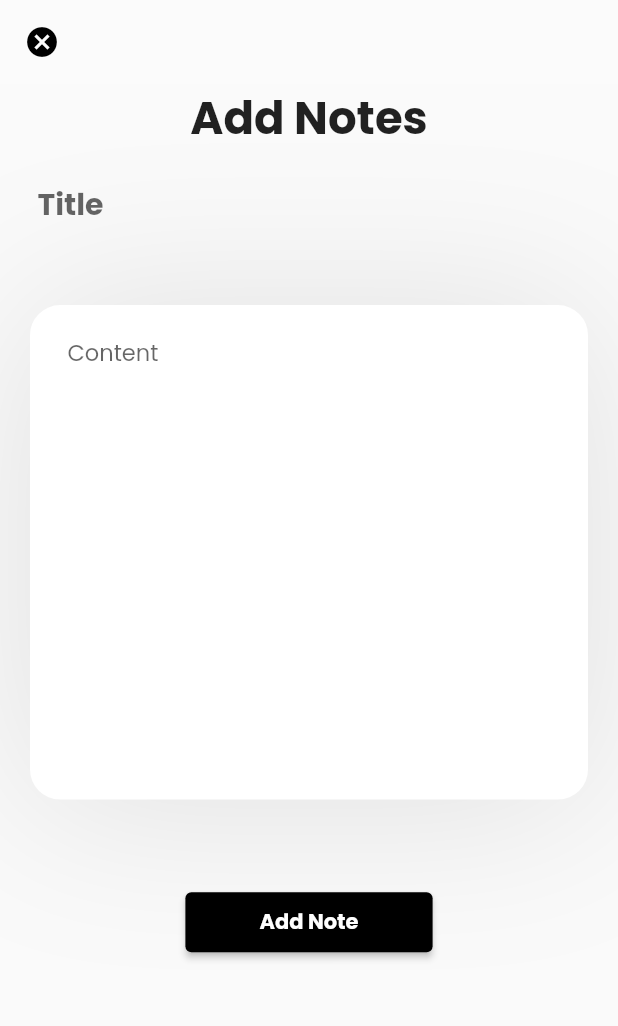
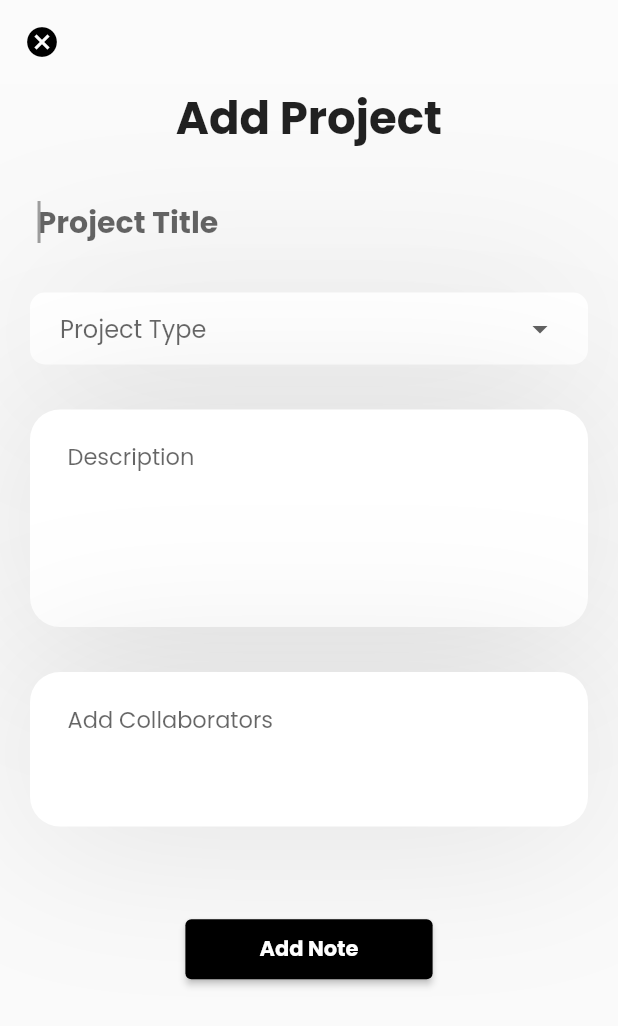
Before and after one commit to dinoy-raj/ProductivityApp, a Flutter app: the ProjectEditing screen opened directly, on a phone screen of 412 x 824 dp. Shown: the top 1026 px of the screen. Run offline on Flutter 3.47's test engine with Material 2 defaults, Android fonts, the light colour scheme and no system bars; our stand-ins replace animated_text_kit, cloud_firestore, firebase_auth, firebase_core, flutter_feather_icons, google_fonts and 3 more; accounts and stored records are empty.

Commit message:
UI changes

```diff
--- a/app/lib/GoogleSignIn/google_sign.dart
+++ b/app/lib/GoogleSignIn/google_sign.dart
@@ -1,3 +1,4 @@
+import 'package:cloud_firestore/cloud_firestore.dart';
 import 'package:firebase_auth/firebase_auth.dart';
 import 'package:flutter/material.dart';
 import 'package:google_sign_in/google_sign_in.dart';
@@ -10,7 +11,6 @@ class GoogleSignInProvider extends ChangeNotifier {
   GoogleSignInAccount get user => _user!;
 
   Future googleLogin() async {
-
     final googleUser = await googleSignIn.signIn();
 
     if (googleUser == null) return;
@@ -25,6 +25,10 @@ class GoogleSignInProvider extends ChangeNotifier {
 
     await FirebaseAuth.instance.signInWithCredential(credential);
 
+    FirebaseFirestore.instance
+        .collection("users")
+        .doc(FirebaseAuth.instance.currentUser?.uid)
+        .set({'email': _user?.email, 'image': _user?.photoUrl});
     notifyListeners();
   }
 
--- a/app/lib/screens/note/note_edits.dart
+++ b/app/lib/screens/note/note_edits.dart
@@ -53,7 +53,7 @@ class _NoteEditingState extends State<NoteEditing> {
           children: [
             Center(
               child: Text(
-                "Add Notes",
+                "Add Note",
                 style: TextStyle(fontWeight: FontWeight.bold, fontSize: 30),
               ),
             ),
--- a/app/lib/screens/projects/project_edits.dart
+++ b/app/lib/screens/projects/project_edits.dart
@@ -1,8 +1,6 @@
 import 'package:cloud_firestore/cloud_firestore.dart';
 import 'package:firebase_auth/firebase_auth.dart';
-import 'package:firebase_core/firebase_core.dart';
 import 'package:flutter/material.dart';
-import 'package:lottie/lottie.dart';
 
 class ProjectEditing extends StatefulWidget {
   const ProjectEditing({Key? key}) : super(key: key);
@@ -12,18 +10,58 @@ class ProjectEditing extends StatefulWidget {
 }
 
 class _ProjectEditingState extends State<ProjectEditing> {
+  TextEditingController _titleController = TextEditingController();
+  TextEditingController _descController = TextEditingController();
+  TextEditingController _collabController = TextEditingController();
+  final _formKey = GlobalKey<FormState>();
+  var dropdownValue;
+  List<String> collab = [];
+  List<Map<String, dynamic>?> suggestions = [];
+  List<Map<String, dynamic>?> users = [];
+
   Future<void> updateData() async {
     await FirebaseFirestore.instance
         .collection("users")
         .doc(FirebaseAuth.instance.currentUser?.uid)
         .collection("projects")
         .doc()
-        .set({"body": _bodyController.text, "title": _titleController.text},
-            SetOptions(merge: false));
+        .set({
+      'title': _titleController.text,
+      'type': dropdownValue,
+      'body': _descController.text,
+      'collab': collab
+    }, SetOptions(merge: false));
   }
 
-  TextEditingController _titleController = TextEditingController();
-  TextEditingController _bodyController = TextEditingController();
+  getUsers() {
+    FirebaseFirestore.instance.collection("users").snapshots().listen((event) {
+      List<DocumentChange<Map<String, dynamic>>> list = event.docChanges;
+      list.forEach((element) {
+        users.add(element.doc.data());
+      });
+    });
+  }
+
+  searchUsers(String email) {
+    users.forEach((element) {
+      element?.forEach((key, value) {
+        if (value.contains(email))
+          setState(() {
+            if (!suggestions.contains(element)) suggestions.add(element);
+          });
+        else
+          setState(() {
+            suggestions.clear();
+          });
+      });
+    });
+  }
+
+  @override
+  void initState() {
+    super.initState();
+    getUsers();
+  }
 
   @override
   Widget build(BuildContext context) {
@@ -48,52 +86,106 @@ class _ProjectEditingState extends State<ProjectEditing> {
       ),
       body: SingleChildScrollView(
         physics: BouncingScrollPhysics(),
+        child: Form(
+          key: _formKey,
           child: Column(
             mainAxisAlignment: MainAxisAlignment.center,
             crossAxisAlignment: CrossAxisAlignment.center,
             children: [
               Center(
                 child: Text(
-                "Add Notes",
+                  "Add Project",
                   style: TextStyle(fontWeight: FontWeight.bold, fontSize: 30),
                 ),
               ),
-            Container(
-              width: screenWidth,
-              height: screenHeight * .2,
-              child: Padding(
+              Padding(
                 padding: const EdgeInsets.only(
-                    left: 25, right: 15, top: 8, bottom: 8),
+                    left: 25, right: 25, top: 20, bottom: 20),
                 child: Align(
                     alignment: Alignment.topLeft,
                     child: TextFormField(
                       autovalidateMode: AutovalidateMode.onUserInteraction,
                       validator: (String? value) {
                         return value == null || value.trim().isEmpty
-                            ? "Title cannot be empty"
+                            ? ""
                             : null;
                       },
+                      autofocus: true,
                       controller: _titleController,
-                      maxLines: 3,
+                      maxLines: 1,
                       textCapitalization: TextCapitalization.sentences,
                       style:
                           TextStyle(fontWeight: FontWeight.bold, fontSize: 20),
                       decoration: InputDecoration(
-                        hintText: "Title",
+                        hintText: "Project Title",
                         border: InputBorder.none,
                         focusedBorder: InputBorder.none,
                         enabledBorder: InputBorder.none,
-                        errorBorder: InputBorder.none,
+                        errorBorder: UnderlineInputBorder(
+                            borderSide: BorderSide(color: Colors.red)),
                         disabledBorder: InputBorder.none,
                       ),
                     )),
               ),
+              Padding(
+                padding: const EdgeInsets.only(left: 20, right: 20),
+                child: Align(
+                  alignment: Alignment.centerLeft,
+                  child: Container(
+                    decoration: BoxDecoration(
+                        shape: BoxShape.rectangle,
+                        borderRadius: BorderRadius.circular(10),
+                        color: Colors.white,
+                        boxShadow: [
+                          BoxShadow(
+                            color: Colors.black.withOpacity(.1),
+                            blurRadius: 100,
+                            spreadRadius: 2,
+                            offset: Offset(0, 3),
                           ),
-            SizedBox(
-              height: 20,
+                        ]),
+                    child: Padding(
+                      padding: const EdgeInsets.only(left: 20, right: 20),
+                      child: DropdownButtonFormField<String>(
+                        decoration: InputDecoration(
+                            border: InputBorder.none,
+                            errorBorder: UnderlineInputBorder(
+                                borderSide: BorderSide(color: Colors.red))),
+                        hint: Text("Project Type"),
+                        value: dropdownValue,
+                        validator: (String? value) {
+                          return value == null || value.trim().isEmpty
+                              ? ""
+                              : null;
+                        },
+                        onChanged: (newValue) {
+                          setState(() {
+                            dropdownValue = newValue!;
+                          });
+                        },
+                        items: <String>[
+                          'Construction',
+                          'IT',
+                          'Service',
+                          'Business',
+                          'Social',
+                          'Educational',
+                          'Community',
+                          'Research',
+                          'Others'
+                        ].map<DropdownMenuItem<String>>((String value) {
+                          return DropdownMenuItem<String>(
+                            value: value,
+                            child: Text(value),
+                          );
+                        }).toList(),
+                      ),
+                    ),
+                  ),
+                ),
               ),
               Padding(
-              padding: const EdgeInsets.only(left: 20, right: 20),
+                padding: const EdgeInsets.only(left: 20, right: 20, top: 30),
                 child: Container(
                   decoration: BoxDecoration(
                       shape: BoxShape.rectangle,
@@ -106,29 +198,61 @@ class _ProjectEditingState extends State<ProjectEditing> {
                           spreadRadius: 2,
                           offset: Offset(0, 3),
                         ),
-                    ]
-                    //borderRadius: BorderRadius.circular(10),
-                    ),
-                width: screenWidth,
-                height: screenHeight * .8,
+                      ]),
                   child: Padding(
                     padding: const EdgeInsets.only(
                         left: 25, right: 15, top: 8, bottom: 8),
                     child: Align(
                         alignment: Alignment.topLeft,
                         child: TextFormField(
-                        maxLines: 10,
-                        controller: _bodyController,
+                          maxLines: 5,
+                          controller: _descController,
                           textCapitalization: TextCapitalization.sentences,
                           autovalidateMode: AutovalidateMode.onUserInteraction,
-                        validator: (String? value) {
-                          return value == null || value.trim().isEmpty
-                              ? "Title cannot be empty"
-                              : null;
-                        },
                           style: TextStyle(fontSize: 15),
                           decoration: InputDecoration(
-                          hintText: "Content",
+                            hintText: "Description",
+                            border: InputBorder.none,
+                            focusedBorder: InputBorder.none,
+                            enabledBorder: InputBorder.none,
+                            errorBorder: InputBorder.none,
+                            disabledBorder: InputBorder.none,
+                          ),
+                        )),
+                  ),
+                ),
+              ),
+              Padding(
+                padding: const EdgeInsets.only(left: 20, right: 20, top: 30),
+                child: Container(
+                  decoration: BoxDecoration(
+                      shape: BoxShape.rectangle,
+                      borderRadius: BorderRadius.circular(20),
+                      color: Colors.white,
+                      boxShadow: [
+                        BoxShadow(
+                          color: Colors.black.withOpacity(.1),
+                          blurRadius: 100,
+                          spreadRadius: 2,
+                          offset: Offset(0, 3),
+                        ),
+                      ]),
+                  child: Padding(
+                    padding: const EdgeInsets.only(
+                        left: 25, right: 15, top: 8, bottom: 8),
+                    child: Align(
+                        alignment: Alignment.topLeft,
+                        child: TextFormField(
+                          maxLines: 3,
+                          onChanged: (val) {
+                            searchUsers(val);
+                          },
+                          controller: _collabController,
+                          textCapitalization: TextCapitalization.sentences,
+                          autovalidateMode: AutovalidateMode.onUserInteraction,
+                          style: TextStyle(fontSize: 15),
+                          decoration: InputDecoration(
+                            hintText: "Add Collaborators",
                             border: InputBorder.none,
                             focusedBorder: InputBorder.none,
                             enabledBorder: InputBorder.none,
@@ -150,8 +274,8 @@ class _ProjectEditingState extends State<ProjectEditing> {
                       backgroundColor: MaterialStateProperty.all(Colors.black),
                     ),
                     onPressed: () {
-                    if (_titleController.text.trim().isNotEmpty &&
-                        _bodyController.text.trim().isNotEmpty) {
+                      if (_formKey.currentState!.validate() &&
+                          dropdownValue != null) {
                         updateData();
                         Navigator.pop(context);
                       }
@@ -171,6 +295,7 @@ class _ProjectEditingState extends State<ProjectEditing> {
             ],
           ),
         ),
+      ),
     );
   }
 }
```
Lines whose indentation alone changed are shown as unchanged.
